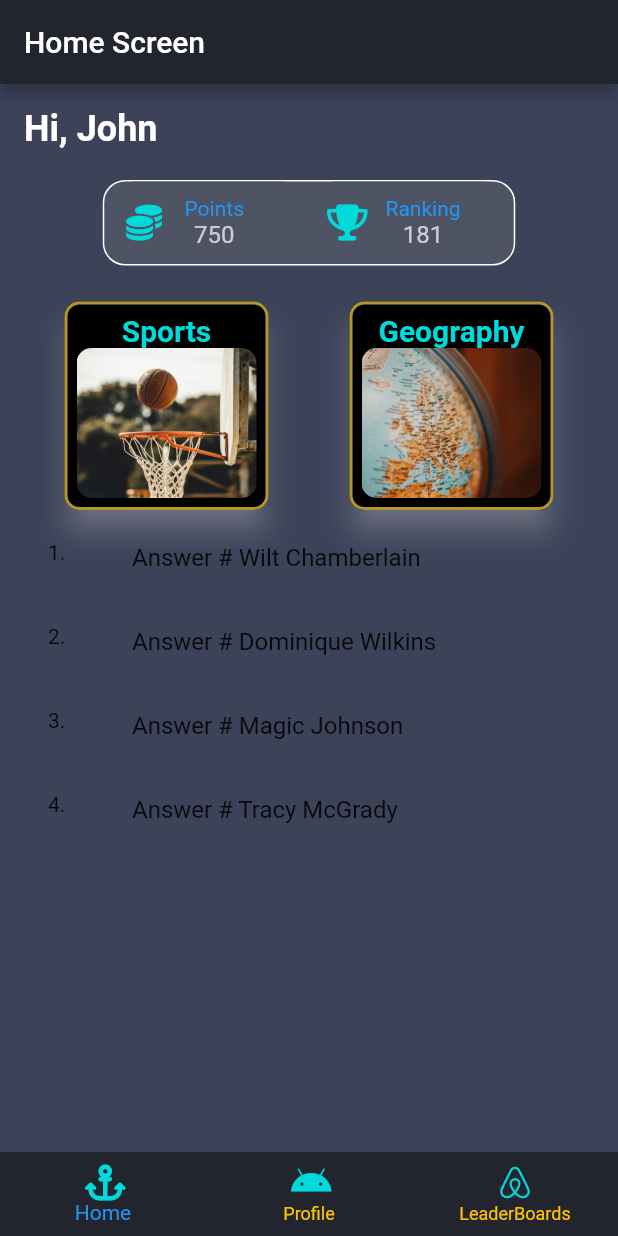
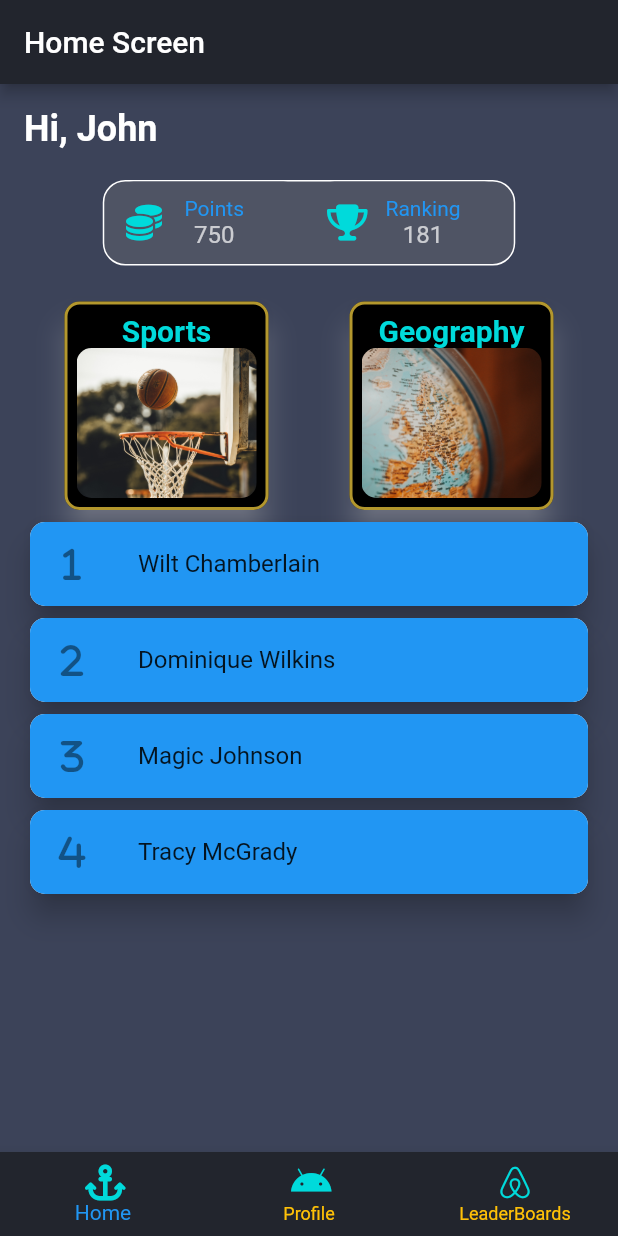
Before and after one commit to soulandbone/trivia_app, a Flutter app: the screen it shows after launch, on a phone screen of 412 x 824 dp. Run offline on Flutter 3.47's test engine with Material 2 defaults, Android fonts, the phone set to English and light mode, and no system bars; our stand-ins replace font_awesome_flutter, gap.

Commit message:
added changes to the way the answers are displayed

```diff
--- a/lib/screens/home_screen.dart
+++ b/lib/screens/home_screen.dart
@@ -19,8 +19,6 @@ class HomeScreen extends StatelessWidget {
 
   @override
   Widget build(BuildContext context) {
-    print(answers['1']);
-
     return Scaffold(
       appBar: AppBar(title: const Text('Home Screen')),
       body: Padding(
@@ -49,8 +47,8 @@ class HomeScreen extends StatelessWidget {
               itemBuilder: (context, index) {
                 return Center(
                     child: Answers(
-                  number: answers.keys.toList()[index],
-                  answerText: 'Answer # ${answers['${index + 1}']}',
+                  number: (index),
+                  answerText: '${answers['${index + 1}']}',
                 ));
               },
             ),
--- a/lib/screens/profile_screen.dart
+++ b/lib/screens/profile_screen.dart
@@ -1,7 +1,4 @@
 import 'package:flutter/material.dart';
-import 'package:flutter/src/widgets/framework.dart';
-import 'package:flutter/src/widgets/placeholder.dart';
-import 'package:trivia_app/utils/app_styles.dart';
 
 class ProfileScreen extends StatelessWidget {
   const ProfileScreen({super.key});
--- a/lib/widgets/answers.dart
+++ b/lib/widgets/answers.dart
@@ -1,16 +1,32 @@
 import 'package:flutter/material.dart';
+import 'package:font_awesome_flutter/font_awesome_flutter.dart';
 
 class Answers extends StatelessWidget {
-  final String number;
+  final int number;
   final String answerText;
 
-  const Answers({required this.number, required this.answerText, super.key});
+  Answers({required this.number, required this.answerText, super.key});
+
+  List<Icon> icons = const [
+    Icon(FontAwesomeIcons.one),
+    Icon(FontAwesomeIcons.two),
+    Icon(FontAwesomeIcons.three),
+    Icon(FontAwesomeIcons.four),
+  ];
 
   @override
   Widget build(BuildContext context) {
-    return ListTile(
-      leading: Text('$number.'),
-      title: Text(answerText),
+    return Card(
+      shape: const RoundedRectangleBorder(
+          borderRadius: BorderRadius.all(Radius.circular(10))),
+      elevation: 8,
+      child: ListTile(
+        shape: const RoundedRectangleBorder(
+            borderRadius: BorderRadius.all(Radius.circular(10))),
+        tileColor: Colors.blue,
+        leading: icons[number], //Text('$number.'),
+        title: Text(answerText),
+      ),
     );
   }
 }
```
